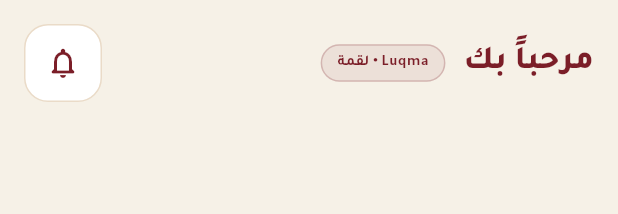
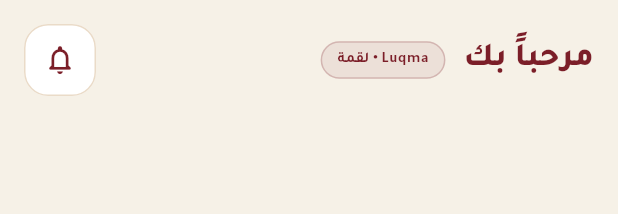
Before and after one commit to Malak987/luqma, a Flutter app: the HomeAppBar widget shown alone on an empty page, opened directly with empty values, on a phone screen of 412 x 824 dp. Shown: the top 214 px of the screen. Run offline on Flutter 3.47's test engine with Material 3 defaults, Android fonts, the phone set to English and light mode, and no system bars; our stand-ins replace dio, equatable, flutter_bloc, flutter_secure_storage, flutter_svg, geolocator and 3 more; missing offline and left inert: maplibre_gl; accounts and stored records are empty; network calls fail.

Commit message:
refactor(home): polish layout and responsive restaurant cards

```diff
--- a/lib/features/home/presentation/widgets/home_app_bar.dart
+++ b/lib/features/home/presentation/widgets/home_app_bar.dart
@@ -2,6 +2,7 @@ import 'package:flutter/material.dart';
 
 import '../../../../core/localization/app_localizations.dart';
 import '../../../../core/theme/app_colors.dart';
+import '../../../../core/theme/app_radius.dart';
 import '../../../../core/theme/app_spacing.dart';
 
 /// Header of the Home tab: greeting, brand badge, delivery address and bell.
@@ -25,17 +26,19 @@ class HomeAppBar extends StatelessWidget {
     final theme = Theme.of(context);
     final colors =
         theme.extension<AppSemanticColors>() ?? AppSemanticColors.light;
-
     final isDark = theme.brightness == Brightness.dark;
 
     return SafeArea(
       bottom: false,
       child: Padding(
         padding: const EdgeInsets.fromLTRB(
-            AppSpacing.md, AppSpacing.md, AppSpacing.md, AppSpacing.sm),
+          AppSpacing.md,
+          AppSpacing.md,
+          AppSpacing.md,
+          AppSpacing.sm,
+        ),
         child: Row(
           children: [
-            // Greeting block (start side)
             Expanded(
               child: Column(
                 crossAxisAlignment: CrossAxisAlignment.start,
@@ -48,86 +51,129 @@ class HomeAppBar extends StatelessWidget {
                           l10n.home.greeting(userName),
                           maxLines: 1,
                           overflow: TextOverflow.ellipsis,
-                          style: theme.textTheme.titleLarge
-                              ?.copyWith(fontWeight: FontWeight.w800),
+                          style: theme.textTheme.titleLarge?.copyWith(
+                            color: colors.headingText,
+                            fontWeight: FontWeight.w800,
+                          ),
                         ),
                       ),
                       const SizedBox(width: AppSpacing.sm),
                       Container(
                         padding: const EdgeInsets.symmetric(
-                            horizontal: 10, vertical: 4),
+                          horizontal: 10,
+                          vertical: 4,
+                        ),
                         decoration: BoxDecoration(
-                          color: colors.primary
-                              .withValues(alpha: isDark ? .25 : .08),
-                          borderRadius: BorderRadius.circular(20),
+                          color: colors.primary.withValues(
+                            alpha: isDark ? .25 : .08,
+                          ),
+                          borderRadius: AppRadius.pillRadius,
                           border: Border.all(
-                              color: colors.primary
-                                  .withValues(alpha: isDark ? .6 : .22)),
+                            color: colors.primary.withValues(
+                              alpha: isDark ? .6 : .22,
+                            ),
+                          ),
                         ),
                         child: Text(
                           l10n.common.brandBadge,
-                          style: theme.textTheme.labelSmall
-                              ?.copyWith(
+                          style: theme.textTheme.labelSmall?.copyWith(
                             color: isDark ? colors.accent : colors.primary,
                             fontSize: 10,
-                                  fontWeight: FontWeight.w700),
+                            fontWeight: FontWeight.w700,
+                          ),
                         ),
                       ),
                     ],
                   ),
-                  if (deliveryAddress != null) ...[
-                    const SizedBox(height: 4),
-                    Row(
+                  if (deliveryAddress?.trim().isNotEmpty == true) ...[
+                    const SizedBox(height: AppSpacing.xs),
+                    DecoratedBox(
+                      decoration: BoxDecoration(
+                        color: colors.surface,
+                        borderRadius: AppRadius.pillRadius,
+                        border: Border.all(color: colors.border),
+                      ),
+                      child: Padding(
+                        padding: const EdgeInsetsDirectional.fromSTEB(
+                          AppSpacing.sm,
+                          5,
+                          AppSpacing.sm,
+                          5,
+                        ),
+                        child: Row(
+                          mainAxisSize: MainAxisSize.min,
                           children: [
-                        Icon(Icons.place, size: 14, color: colors.primary),
-                        const SizedBox(width: 4),
+                            Icon(
+                              Icons.location_on_outlined,
+                              size: 15,
+                              color: colors.primary,
+                            ),
+                            const SizedBox(width: AppSpacing.xs),
                             Flexible(
                               child: Text(
                                 deliveryAddress!,
                                 maxLines: 1,
                                 overflow: TextOverflow.ellipsis,
-                            style: theme.textTheme.bodySmall
-                                ?.copyWith(color: colors.mutedText),
+                                style: theme.textTheme.bodySmall?.copyWith(
+                                  color: colors.mutedText,
+                                  fontWeight: FontWeight.w600,
                                 ),
                               ),
-                        Icon(Icons.keyboard_arrow_down,
-                            size: 16, color: colors.mutedText),
+                            ),
+                            const SizedBox(width: AppSpacing.xxs),
+                            Icon(
+                              Icons.keyboard_arrow_down_rounded,
+                              size: 16,
+                              color: colors.mutedText,
+                            ),
                           ],
+                        ),
+                      ),
                     ),
                   ],
                 ],
               ),
             ),
             const SizedBox(width: AppSpacing.md),
-            // Bell (end side)
-            InkWell(
+            Material(
+              color: colors.surface,
+              shape: RoundedRectangleBorder(
+                borderRadius: AppRadius.largeRadius,
+                side: BorderSide(color: colors.border),
+              ),
+              child: InkWell(
                 onTap: onNotificationsPressed,
-              borderRadius: BorderRadius.circular(16),
-              child: Container(
-                width: 52,
-                height: 52,
-                decoration: BoxDecoration(
-                  color: colors.surface,
-                  borderRadius: BorderRadius.circular(16),
-                  border: Border.all(color: colors.border),
-                ),
+                borderRadius: AppRadius.largeRadius,
+                child: SizedBox(
+                  width: 48,
+                  height: 48,
                   child: Stack(
                     alignment: Alignment.center,
                     children: [
-                    Icon(Icons.notifications_none_rounded,
-                        color: colors.headingText),
+                      Icon(
+                        Icons.notifications_none_rounded,
+                        color: colors.headingText,
+                        size: 23,
+                      ),
                       if (hasUnreadNotifications)
                         PositionedDirectional(
-                        top: 12,
-                        start: 14,
+                          top: 10,
+                          end: 10,
                           child: Container(
                             width: 9,
                             height: 9,
                             decoration: BoxDecoration(
-                              color: colors.accent, shape: BoxShape.circle),
+                              color: colors.accent,
+                              shape: BoxShape.circle,
+                              border: Border.all(
+                                color: colors.surface,
+                                width: 1.5,
+                              ),
+                            ),
                           ),
                         ),
                     ],
+                  ),
                 ),
               ),
             ),
```
Also changed, not shown: lib/features/home/presentation/pages/home_page.dart (+13 -11 lines), lib/features/home/presentation/widgets/home_categories.dart (+13 -12 lines), lib/features/home/presentation/widgets/home_promo_banner.dart (+136 -63 lines), lib/features/home/presentation/widgets/home_restaurants_section.dart (+7 -6 lines), lib/features/home/presentation/widgets/home_search_bar.dart (+10 -16 lines), lib/features/home/presentation/widgets/home_section.dart (+21 -6 lines), 1 other file. Lines whose indentation alone changed are shown as unchanged.
